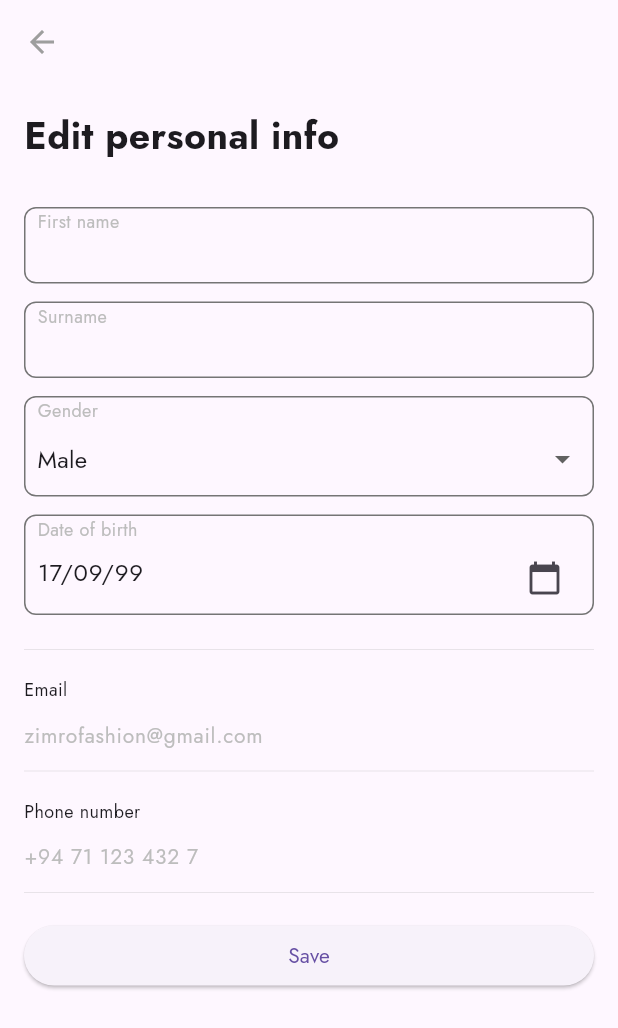
After one commit to Mostafaghozy/fashion_App, a Flutter app: the EditPersonalInfo screen opened directly, on a phone screen of 412 x 824 dp. The commit adds this screen. Shown: the top 1028 px of the screen. Run offline on Flutter 3.47's test engine with Material 3 defaults, Android fonts, the phone set to English and light mode, and no system bars; our stand-ins replace device_preview, flutter_svg, google_sign_in.

Commit message:
done_edit_Information

```diff
--- /dev/null
+++ b/lib/Ui/screens/profile/edit_personal_info.dart
@@ -0,0 +1,162 @@
+import 'package:flutter/material.dart';
+import 'package:e_commerce/Ui/widgets/custom_input_field.dart';
+
+class EditPersonalInfo extends StatefulWidget {
+  const EditPersonalInfo({super.key});
+
+  @override
+  State<EditPersonalInfo> createState() => _EditPersonalInfoState();
+}
+
+class _EditPersonalInfoState extends State<EditPersonalInfo> {
+  final TextEditingController firstNameController = TextEditingController();
+  final TextEditingController lastNameController = TextEditingController();
+  final TextEditingController dobController = TextEditingController(
+    text: '17/09/99',
+  );
+  final TextEditingController emailController = TextEditingController(
+    text: 'zimrofashion@gmail.com',
+  );
+  final TextEditingController phoneController = TextEditingController(
+    text: '+94 71 123 432 7',
+  );
+
+  String selectedGender = 'Male';
+
+  @override
+  void dispose() {
+    firstNameController.dispose();
+    lastNameController.dispose();
+    dobController.dispose();
+    emailController.dispose();
+    phoneController.dispose();
+    super.dispose();
+  }
+
+  @override
+  Widget build(BuildContext context) {
+    return Scaffold(
+      appBar: AppBar(),
+      body: SingleChildScrollView(
+        padding: const EdgeInsets.all(16),
+        child: Column(
+          crossAxisAlignment: CrossAxisAlignment.start,
+          mainAxisAlignment: MainAxisAlignment.start,
+          children: [
+            Text(
+              'Edit personal info',
+              style: TextStyle(fontWeight: FontWeight.bold, fontSize: 25),
+            ),
+            const SizedBox(height: 30),
+
+            CustomInputField(
+              label: 'First name',
+              controller: firstNameController,
+
+              keyboardType: TextInputType.name,
+            ),
+            const SizedBox(height: 12),
+            CustomInputField(
+              label: 'Surname',
+              controller: lastNameController,
+
+              keyboardType: TextInputType.name,
+            ),
+            const SizedBox(height: 12),
+            CustomInputField(
+              label: 'Gender',
+              child: DropdownButtonHideUnderline(
+                child: DropdownButton<String>(
+                  isExpanded: true,
+                  value: selectedGender,
+                  items: const [
+                    DropdownMenuItem(value: 'Male', child: Text('Male')),
+                    DropdownMenuItem(value: 'Female', child: Text('Female')),
+                  ],
+                  onChanged: (value) {
+                    if (value == null) return;
+                    setState(() => selectedGender = value);
+                  },
+                ),
+              ),
+            ),
+            const SizedBox(height: 12),
+            CustomInputField(
+              label: 'Date of birth',
+              child: TextFormField(
+                controller: dobController,
+                readOnly: true,
+                decoration: const InputDecoration(
+                  border: InputBorder.none,
+                  suffixIcon: Icon(Icons.calendar_today),
+                ),
+                onTap: () async {
+                  final now = DateTime.now();
+                  final initial = DateTime(now.year - 18, now.month, now.day);
+                  final picked = await showDatePicker(
+                    context: context,
+                    initialDate: initial,
+                    firstDate: DateTime(1900),
+                    lastDate: now,
+                  );
+                  if (picked != null) {
+                    setState(() {
+                      dobController.text =
+                          '${picked.day.toString().padLeft(2, '0')}/${picked.month.toString().padLeft(2, '0')}/${picked.year.toString().substring(2)}';
+                    });
+                  }
+                },
+              ),
+            ),
+            const SizedBox(height: 15),
+            Divider(thickness: 0.5, color: Colors.grey.withOpacity(0.3)),
+            const SizedBox(height: 10),
+            Text('Email', style: TextStyle(fontSize: 12)),
+            const SizedBox(height: 6),
+            TextFormField(
+              controller: emailController,
+              keyboardType: TextInputType.emailAddress,
+              decoration: InputDecoration(
+                isDense: true,
+                border: InputBorder.none,
+                hintText: 'Enter your email',
+                hintStyle: TextStyle(color: Colors.grey[600], fontSize: 16),
+              ),
+              style: TextStyle(color: Colors.grey[400], fontSize: 14),
+            ),
+
+            Divider(thickness: 0.5, color: Colors.grey.withOpacity(0.3)),
+            const SizedBox(height: 10),
+            Text('Phone number', style: TextStyle(fontSize: 12)),
+            const SizedBox(height: 6),
+            TextFormField(
+              controller: phoneController,
+              keyboardType: TextInputType.phone,
+              decoration: InputDecoration(
+                isDense: true,
+                border: InputBorder.none,
+                hintText: 'Enter your phone number',
+                hintStyle: TextStyle(color: Colors.grey[600], fontSize: 16),
+              ),
+              style: TextStyle(color: Colors.grey[400], fontSize: 14),
+            ),
+
+            Divider(thickness: 0.5, color: Colors.grey.withOpacity(0.3)),
+            const SizedBox(height: 10),
+            SizedBox(
+              width: double.infinity,
+              child: ElevatedButton(
+                onPressed: () {
+                  Navigator.pop(context);
+                },
+                child: const Text('Save'),
+              ),
+            ),
+          ],
+        ),
+      ),
+    );
+  }
+
+  // _buildLabeledBox no longer used; using CustomInputField(child: ...) instead.
+}
--- a/lib/Ui/screens/profile/profileScreen.dart
+++ b/lib/Ui/screens/profile/profileScreen.dart
@@ -1,6 +1,7 @@
 import 'package:e_commerce/Ui/widgets/RowProfileWidget.dart';
 import 'package:e_commerce/Ui/widgets/CustomBottomNavBar.dart';
 import 'package:e_commerce/Ui/screens/home/MainScreen.dart';
+import 'package:e_commerce/Ui/widgets/profile/personalInformationWidget.dart';
 import 'package:flutter/material.dart';
 
 class ProfileScreen extends StatelessWidget {
@@ -40,10 +41,7 @@ class ProfileScreen extends StatelessWidget {
                 style: TextStyle(fontWeight: FontWeight.bold, fontSize: 20),
               ),
               SizedBox(height: 30),
-              RowProfileWidget(
-                imageAsset: 'assets/icons/user.png',
-                title: 'Personal information',
-              ),
+              PersonalInformation(),
               SizedBox(height: 10),
               Divider(thickness: 0.5, color: Colors.grey.withOpacity(0.3)),
               SizedBox(height: 10),
--- a/lib/Ui/widgets/RowProfileWidget.dart
+++ b/lib/Ui/widgets/RowProfileWidget.dart
@@ -3,11 +3,13 @@ import 'package:flutter/material.dart';
 class RowProfileWidget extends StatelessWidget {
   final String imageAsset;
   final String title;
+  final VoidCallback? onTap;
 
   const RowProfileWidget({
     super.key,
     required this.imageAsset,
     required this.title,
+    this.onTap,
   });
 
   @override
@@ -18,7 +20,10 @@ class RowProfileWidget extends StatelessWidget {
         const SizedBox(width: 20),
         Text(title, style: const TextStyle(fontWeight: FontWeight.w600)),
         const Spacer(),
-        const Icon(Icons.arrow_forward_ios_rounded, size: 15),
+        GestureDetector(
+          onTap: onTap,
+          child: Icon(Icons.arrow_forward_ios_rounded, size: 15),
+        ),
       ],
     );
   }
--- /dev/null
+++ b/lib/Ui/widgets/custom_input_field.dart
@@ -0,0 +1,64 @@
+import 'package:flutter/material.dart';
+
+class CustomInputField extends StatelessWidget {
+  final String label;
+  final TextEditingController? controller;
+  final String? hintText;
+  final TextInputType? keyboardType;
+  final bool obscureText;
+  final Widget? suffixIcon;
+  final Function(String)? onChanged;
+  final String? Function(String?)? validator;
+  final Widget?
+  child; // when provided, renders this inside the same outlined box
+
+  const CustomInputField({
+    Key? key,
+    required this.label,
+    this.controller,
+    this.hintText,
+    this.keyboardType,
+    this.obscureText = false,
+    this.suffixIcon,
+    this.onChanged,
+    this.validator,
+    this.child,
+  }) : super(key: key);
+
+  @override
+  Widget build(BuildContext context) {
+    // Render label inside the container (not floating) for both text and custom child.
+    return Container(
+      decoration: BoxDecoration(
+        border: Border.all(color: Colors.grey[600]!),
+        borderRadius: BorderRadius.circular(8),
+      ),
+      padding: const EdgeInsets.symmetric(horizontal: 8),
+      child: Column(
+        crossAxisAlignment: CrossAxisAlignment.start,
+        children: [
+          Text(label, style: TextStyle(color: Colors.grey[400], fontSize: 12)),
+
+          if (child != null)
+            child!
+          else
+            TextFormField(
+              controller: controller,
+              keyboardType: keyboardType,
+              obscureText: obscureText,
+              onChanged: onChanged,
+              validator: validator,
+              style: const TextStyle(color: Colors.white, fontSize: 16),
+              decoration: InputDecoration(
+                isDense: true,
+                border: InputBorder.none,
+                hintText: hintText,
+                hintStyle: TextStyle(color: Colors.grey[600], fontSize: 16),
+                suffixIcon: suffixIcon,
+              ),
+            ),
+        ],
+      ),
+    );
+  }
+}
--- /dev/null
+++ b/lib/Ui/widgets/profile/personalInformationWidget.dart
@@ -0,0 +1,21 @@
+import 'package:e_commerce/Ui/widgets/RowProfileWidget.dart';
+import 'package:e_commerce/Ui/screens/profile/edit_personal_info.dart';
+import 'package:flutter/material.dart';
+
+class PersonalInformation extends StatelessWidget {
+  const PersonalInformation({super.key});
+
+  @override
+  Widget build(BuildContext context) {
+    return RowProfileWidget(
+      imageAsset: 'assets/icons/user.png',
+      title: 'Personal information',
+      onTap: () {
+        Navigator.push(
+          context,
+          MaterialPageRoute(builder: (context) => const EditPersonalInfo()),
+        );
+      },
+    );
+  }
+}
```
